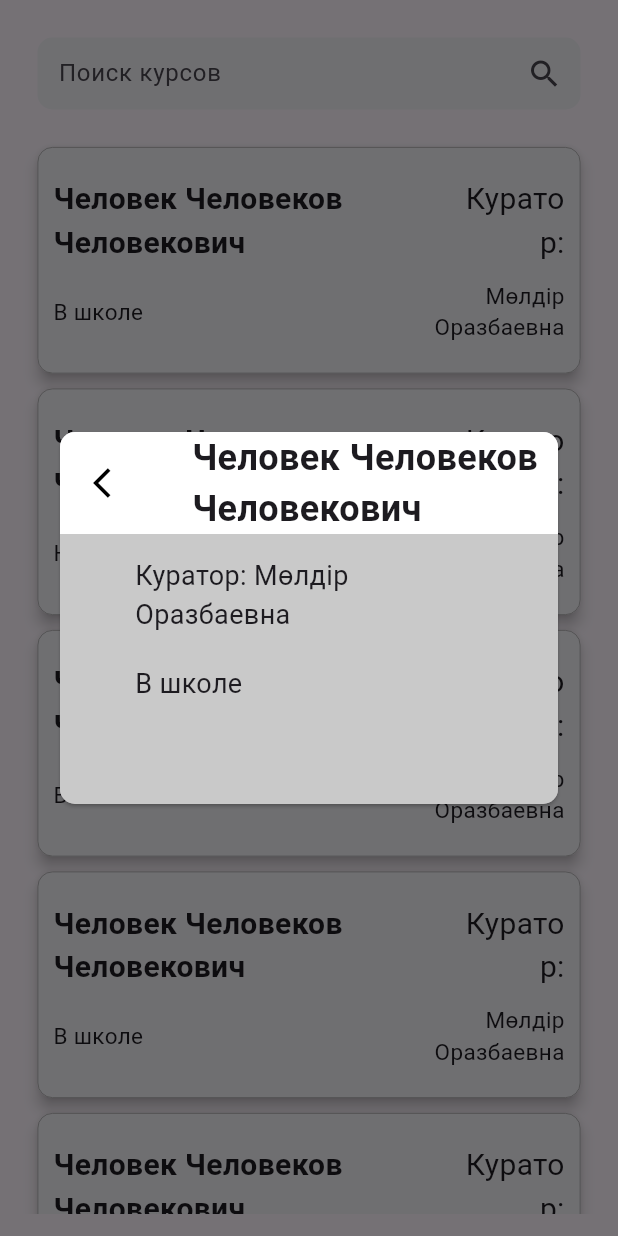
After one commit to chillit/nonsense, a Flutter app: the screen it shows after launch, after a tap on "Человек Человеков Человекович", on a phone screen of 412 x 824 dp. The commit adds this screen. Run offline on Flutter 3.47's test engine with Material 3 defaults, Android fonts, the phone set to English and light mode, and no system bars; Roboto replaces fonts that are missing (Poppins).

Commit message:
info dialog

```diff
--- a/lib/people_list.dart
+++ b/lib/people_list.dart
@@ -1,4 +1,5 @@
 import 'package:flutter/material.dart';
+import 'package:nonsense/person_info_dialog.dart';
 
 class PeopleList extends StatefulWidget {
   const PeopleList({super.key});
@@ -67,7 +68,13 @@ class PersonTile extends StatefulWidget {
 class _PersonTileState extends State<PersonTile> {
   @override
   Widget build(BuildContext context) {
-    return Padding(
+    return GestureDetector(
+      onTap: (){
+        showDialog(context: context, builder: (BuildContext context){
+          return PersonInfoDialog(fio: widget.fio, curator: widget.curator, inSchool: widget.inSchool,);
+        });
+      },
+      child: Padding(
         padding: const EdgeInsets.symmetric(vertical: 5,),
         child: SizedBox(
           width: double.infinity,
@@ -154,6 +161,7 @@ class _PersonTileState extends State<PersonTile> {
             ),
           ),
         ),
+      ),
     );
   }
 }
--- /dev/null
+++ b/lib/person_info_dialog.dart
@@ -0,0 +1,198 @@
+import 'package:flutter/material.dart';
+
+class PersonInfoDialog extends StatelessWidget {
+  const PersonInfoDialog({super.key, required this.fio, required this.curator, required this.inSchool});
+  final String fio, curator;
+  final bool inSchool;
+  @override
+  Widget build(BuildContext context) {
+    return Dialog(
+      elevation: 4,
+      shape: RoundedRectangleBorder(
+        borderRadius: BorderRadius.circular(10),
+      ),
+      child: Container(
+        width: 500,
+        child: Column(
+          mainAxisSize: MainAxisSize.min,
+          children: [
+            Align(
+              alignment: AlignmentDirectional(0, 0),
+              child: Material(
+                color: Colors.black12,
+                elevation: 1,
+                shape: RoundedRectangleBorder(
+                  borderRadius: BorderRadius.circular(10),
+                ),
+                child: Container(
+                  padding: EdgeInsetsDirectional.fromSTEB(0, 0, 0, 0),
+                  width: 500,
+                  decoration: BoxDecoration(
+                    color: const Color.fromARGB(255, 201, 201, 201),
+                    borderRadius: BorderRadius.circular(10),
+                  ),
+                  child: IntrinsicHeight(
+                    child: Column(
+                      mainAxisSize: MainAxisSize.max,
+                      children: [
+                        Align(
+                          alignment: AlignmentDirectional(0, -1),
+                          child: Material(
+                            color: Colors.white,
+                            elevation: 0,
+                            shape: RoundedRectangleBorder(
+                              borderRadius: BorderRadius.vertical(top: Radius.circular(10)),
+                            ),
+                            child: Column(
+                              mainAxisSize: MainAxisSize.max,
+                              children: [
+                                Row(
+                                  mainAxisSize: MainAxisSize.min,
+                                  crossAxisAlignment:
+                                      CrossAxisAlignment.center,
+                                  children: [
+                                    Padding(
+                                      padding: EdgeInsetsDirectional.fromSTEB(
+                                          10, 0, 0, 0),
+                                      child: IconButton(
+                                        hoverColor: Colors.transparent,
+                                        color: Colors.transparent,
+                                        icon: Icon(
+                                          Icons.arrow_back_ios,
+                                          color: Colors.black,
+                                          size: 24,
+                                        ),
+                                        onPressed: () {
+                                          Navigator.of(context).pop();
+                                        },
+                                      ),
+                                    ),
+                                    Expanded(
+                                      child: Padding(
+                                        padding:
+                                            EdgeInsetsDirectional.fromSTEB(
+                                                30, 0, 0, 0),
+                                        child: SizedBox(
+                                          width: double.infinity,
+                                          child: Text(
+                                            fio,
+                                            softWrap: true,
+                                            style: TextStyle(
+                                              fontFamily: 'Poppins',
+                                              fontSize: 24,
+                                              fontWeight: FontWeight.bold,
+                                            ),
+                                          ),
+                                        ),
+                                      ),
+                                    ),
+                                  ],
+                                ),
+                              ],
+                            ),
+                          ),
+                        ),
+                        Container(
+                          height: 180,
+                          child: Column(
+                            mainAxisSize: MainAxisSize.max,
+                            children: [
+                              Align(
+                                alignment: AlignmentDirectional(-1, 0),
+                                child: Padding(
+                                  padding: EdgeInsetsDirectional.fromSTEB(
+                                      50, 15, 70, 0),
+                                  child: Text(
+                                    'Куратор: $curator',
+                                    style: TextStyle(
+                                      fontFamily: 'Poppins',
+                                      fontSize: 18,
+                                    ),
+                                  ),
+                                ),
+                              ),
+                              SizedBox(height: 20),
+                              Align(
+                                alignment: AlignmentDirectional(-1, 0),
+                                child: Padding(
+                                  padding: EdgeInsetsDirectional.fromSTEB(
+                                      50, 0, 70, 20),
+                                  child: Text(
+                                    inSchool ? "В школе" : "Не в школе",
+                                    style: TextStyle(
+                                      fontFamily: 'Poppins',
+                                      fontSize: 18,
+                                    ),
+                                  ),
+                                ),
+                              ),
+                            ],
+                          ),
+                        ),
+                        // Container(
+                        //   height: 100,
+                        //   decoration: BoxDecoration(
+                        //     borderRadius: BorderRadius.circular(10),
+                        //     color: Colors.white54,
+                        //   ),
+                        //   child: Padding(
+                        //     padding:
+                        //         EdgeInsetsDirectional.fromSTEB(50, 0, 50, 50),
+                        //     child: ElevatedButton(
+                        //       onPressed: count != max
+                        //           ? () {
+                        //               AwesomeDialog(
+                        //                 context: context,
+                        //                 dialogType: DialogType.success,
+                        //                 animType: AnimType.bottomSlide,
+                        //                 showCloseIcon: false,
+                        //                 title: 'Успешно!',
+                        //                 desc: 'Вы успешно записались на курс!!',
+                        //                 width: 500,
+                        //                 btnOkText: 'Хорошо',
+                        //                 btnOkOnPress: () {
+                        //                   Navigator.of(context).pop();
+                        //                 },
+                        //               ).show();
+                        //             }
+                        //           : null,
+                        //       style: ElevatedButton.styleFrom(
+                        //         padding: EdgeInsets.symmetric(horizontal: 24),
+                        //         primary: count == max
+                        //             ? Colors.grey
+                        //             : DarkPurple, // Replace with your desired button color
+                        //         elevation: 3,
+                        //         shape: RoundedRectangleBorder(
+                        //           borderRadius: BorderRadius.circular(8),
+                        //         ),
+                        //       ),
+                        //       child: Row(
+                        //         mainAxisAlignment: MainAxisAlignment.center,
+                        //         crossAxisAlignment: CrossAxisAlignment.center,
+                        //         children: [
+                        //           Text(
+                        //             'Записаться',
+                        //             style: TextStyle(
+                        //               fontWeight: FontWeight.w100,
+                        //               fontFamily: 'Poppins',
+                        //               color: Colors.white,
+                        //               fontSize: 16,
+                        //             ),
+                        //           ),
+                        //         ],
+                        //       ),
+                        //     ),
+                        //   ),
+                        // ),
+                      ],
+                    ),
+                  ),
+                ),
+              ),
+            ),
+          ],
+        ),
+      ),
+    );
+  }
+}
```
Lines whose indentation alone changed are shown as unchanged.
